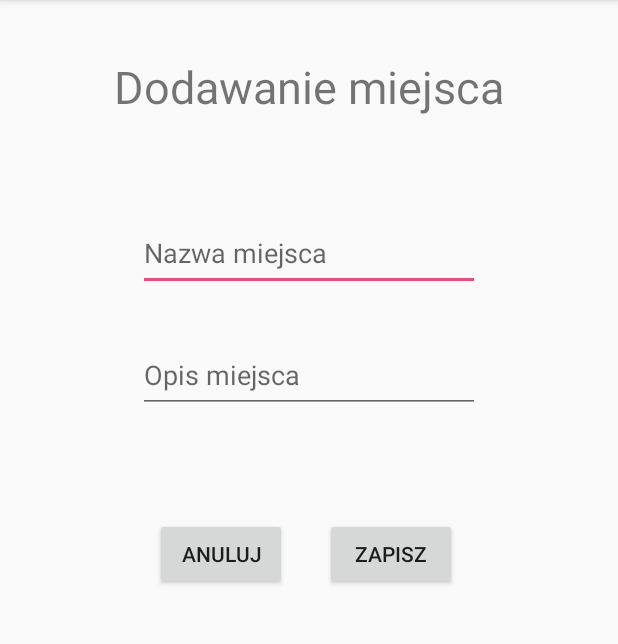
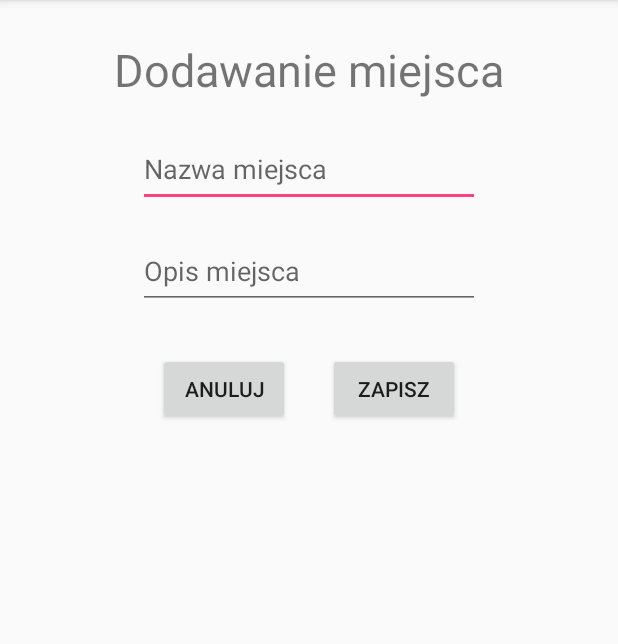
Before and after one commit to mateuszgl/PAMOProjekt, an Android app: the AddLocationActivity screen opened directly, with no data from a screen before it, on a phone screen of 412 x 824 dp, the part 84-728 px from its top. Run offline under Robolectric (Android 15) with nearby library versions, the phone set to English and light mode, and no system bars.

```diff
--- a/app/src/main/AndroidManifest.xml
+++ b/app/src/main/AndroidManifest.xml
@@ -21,7 +21,7 @@
             </intent-filter>
         </activity>
         <activity android:name=".AddLocationActivity" />
-        <activity android:name=".ListViewActivity" />
+        <activity android:name=".LocationListActivity" />
 
         <meta-data
             android:name="com.google.android.geo.API_KEY"
@@ -30,7 +30,6 @@
         <activity
             android:name=".MapsActivity"
             android:label="@string/title_activity_maps" />
-        <activity android:name=".LocationDetailsActivity"></activity>
     </application>
 
 </manifest>
--- a/app/src/main/java/com/example/pamo/AddLocationActivity.java
+++ b/app/src/main/java/com/example/pamo/AddLocationActivity.java
@@ -14,9 +14,9 @@ import com.example.pamo.entities.Location;
 public class AddLocationActivity extends AppCompatActivity {
 
     private DatabaseHelper db;
-    private static final String FIELDS_REQUIRED_ERROR = "Musisz wypełnić wszystkie pola.";
-    private static final String NAME_TAKEN_ERROR = "Miejsce o tej nazwie juz istnieje.";
-    private static final String SAVED = "Pomyślnie dodano miejsce.";
+    public static final String FIELDS_REQUIRED_ERROR = "Musisz wypełnić wszystkie pola.";
+    public static final String NAME_TAKEN_ERROR = "Miejsce o tej nazwie juz istnieje.";
+    public static final String SAVED = "Pomyślnie dodano miejsce.";
 
     @Override
     protected void onCreate(Bundle savedInstanceState) {
@@ -30,8 +30,8 @@ public class AddLocationActivity extends AppCompatActivity {
         final Button addLocationActivityCancelButton = (Button) findViewById(R.id.add_location_activity_cancel_button);
         final Button addLocationActivitySaveButton = (Button) findViewById(R.id.add_location_activity_save_button);
 
-        final double latitude = getIntent().getDoubleExtra("latitude",0);
-        final double longitude = getIntent().getDoubleExtra("longitude",0);
+        final double latitude = getIntent().getDoubleExtra(getString(R.string.latitude_string),0);
+        final double longitude = getIntent().getDoubleExtra(getString(R.string.longitude_string),0);
 
         final Intent mainActivityIntent = new Intent(this, MainActivity.class);
 
@@ -49,7 +49,7 @@ public class AddLocationActivity extends AppCompatActivity {
                 String name = addLocationActivityName.getText().toString();
                 String description = addLocationActivityDescription.getText().toString();
 
-                if(name.equals("")|| description.equals("")) {
+                if(name.equals(getString(R.string.empty_string))|| description.equals("")) {
                     Toast.makeText(AddLocationActivity.this, FIELDS_REQUIRED_ERROR, Toast.LENGTH_SHORT).show();
                 } else {
                     if(db.getByName(name) != null){
--- a/app/src/main/java/com/example/pamo/MainActivity.java
+++ b/app/src/main/java/com/example/pamo/MainActivity.java
@@ -17,7 +17,8 @@ public class MainActivity extends AppCompatActivity {
         final Button listViewActivityButton = (Button) findViewById(R.id.list_view_button);
 
         final Intent mapsActivityIntent = new Intent(this, MapsActivity.class);
-        final Intent listViewActivityIntent = new Intent(this, ListViewActivity.class);
+        final Intent listViewActivityIntent = new Intent(this, LocationListActivity.class);
+
 
         listViewActivityButton.setOnClickListener(new View.OnClickListener() {
             @Override
--- a/app/src/main/java/com/example/pamo/db/DatabaseHelper.java
+++ b/app/src/main/java/com/example/pamo/db/DatabaseHelper.java
@@ -2,6 +2,7 @@ package com.example.pamo.db;
 
 import android.content.ContentValues;
 import android.content.Context;
+import android.content.res.Resources;
 import android.database.Cursor;
 import android.database.sqlite.SQLiteDatabase;
 import android.database.sqlite.SQLiteOpenHelper;
@@ -10,14 +11,14 @@ import android.util.Log;
 import java.util.ArrayList;
 import java.util.List;
 
+import com.example.pamo.R;
 import com.example.pamo.entities.Location;
 
 
 public class DatabaseHelper extends SQLiteOpenHelper {
 
     private static final int DATABASE_VERSION = 1;
-    private static final String DATABASE_NAME = "locations";
-    private static final String TABLE_NAME = "locations";
+    private static final String NAME = "locations";
     private static final String CREATE_TABLE_QUERY = "CREATE TABLE LOCATIONS (id INTEGER PRIMARY KEY AUTOINCREMENT, name TEXT UNIQUE, latitude REAL, longitude REAL, description TEXT)";
     private static final String DROP_TABLE_QUERY = "DROP TABLE IF EXISTS LOCATIONS";
     private static final String SELECT_ALL_QUERY = "SELECT * FROM LOCATIONS";
@@ -25,10 +26,11 @@ public class DatabaseHelper extends SQLiteOpenHelper {
     private static final String COLUMN_LATITUDE = "LATITUDE";
     private static final String COLUMN_LONGITUDE = "LONGITUDE";
     private static final String COLUMN_DESCRIPTION = "DESCRIPTION";
+    private static final String WHERE_NAME_STRING = "NAME=?";
 
 
     public DatabaseHelper(Context context) {
-        super(context, DATABASE_NAME, null, DATABASE_VERSION);
+        super(context, NAME, null, DATABASE_VERSION);
     }
 
     @Override
@@ -52,10 +54,10 @@ public class DatabaseHelper extends SQLiteOpenHelper {
         contentValues.put(COLUMN_LONGITUDE, location.getLongitude());
         contentValues.put(COLUMN_DESCRIPTION, location.getDescrition());
 
-        db.insert(TABLE_NAME, null, contentValues);
+        db.insert(NAME, null, contentValues);
     }
 
-    public ArrayList<String> getAllNames(){
+    public List<String> getAllNames(){
         SQLiteDatabase db = this.getReadableDatabase();
 
         Cursor data = db.rawQuery(SELECT_ALL_QUERY, null);
@@ -89,7 +91,7 @@ public class DatabaseHelper extends SQLiteOpenHelper {
 
     public void deleteLocation(String name){
         SQLiteDatabase db = this.getWritableDatabase();
-        db.delete(TABLE_NAME, "NAME=?" ,
+        db.delete(NAME, WHERE_NAME_STRING,
                 new String[] { name });
     }
 }
--- a/app/src/main/res/layout/activity_add_location.xml
+++ b/app/src/main/res/layout/activity_add_location.xml
@@ -10,9 +10,9 @@
         android:text="@string/title_activity_add_location" android:layout_width="wrap_content"
         android:textSize="30sp"
         android:layout_height="wrap_content"
+        android:layout_marginTop="26dp"
         android:layout_alignParentTop="true"
-        android:layout_centerHorizontal="true"
-        android:layout_marginTop="37dp" />
+        android:layout_centerHorizontal="true" />
 
     <EditText
         android:id="@+id/add_location_activity_name"
@@ -20,7 +20,7 @@
         android:layout_width="228dp"
         android:layout_height="50dp"
         android:hint="@string/add_location_activity_name_hint"
-        android:layout_marginTop="66dp"
+        android:layout_marginTop="21dp"
         android:layout_below="@+id/title_activity_add_location"
         android:layout_centerHorizontal="true" />
 
@@ -30,7 +30,7 @@
         android:layout_width="228dp"
         android:layout_height="50dp"
         android:hint="@string/add_location_activity_description_hint"
-        android:layout_marginTop="31dp"
+        android:layout_marginTop="18dp"
         android:layout_below="@+id/add_location_activity_name"
         android:layout_alignStart="@+id/add_location_activity_name" />
 
@@ -39,8 +39,8 @@
         android:layout_width="wrap_content"
         android:layout_height="wrap_content"
         android:text="@string/save_button"
-        android:layout_marginEnd="15dp"
-        android:layout_marginTop="70dp"
+        android:layout_marginEnd="13dp"
+        android:layout_marginTop="29dp"
         android:layout_below="@+id/add_location_activity_description"
         android:layout_alignEnd="@+id/add_location_activity_description" />
 
--- a/app/src/main/res/layout/activity_maps.xml
+++ b/app/src/main/res/layout/activity_maps.xml
@@ -1,7 +1,7 @@
 <LinearLayout xmlns:android="http://schemas.android.com/apk/res/android"
     xmlns:tools="http://schemas.android.com/tools"
-    android:layout_width="wrap_content"
-    android:layout_height="wrap_content"
+    android:layout_width="match_parent"
+    android:layout_height="match_parent"
     android:orientation="vertical"
     android:visibility="visible">
 
--- /dev/null
+++ b/app/src/main/res/layout/location_list.xml
@@ -0,0 +1,5 @@
+<?xml version="1.0" encoding="utf-8"?>
+<FrameLayout xmlns:android="http://schemas.android.com/apk/res/android"
+    android:id="@+id/fragment_container"
+    android:layout_width="match_parent"
+    android:layout_height="match_parent" />
--- a/app/src/main/res/values/strings.xml
+++ b/app/src/main/res/values/strings.xml
@@ -8,7 +8,10 @@
     <string name="maps_activity_search_text_hint">Wpisz nazwę miejsca</string>
     <string name="add_location_activity_description_hint">Opis miejsca</string>
     <string name="add_location_activity_name_hint">Nazwa miejsca</string>
-    <string name="error_message">Błąd, coś poszło nie tak!</string>
     <string name="cancel_button">Anuluj</string>
     <string name="save_button">Zapisz</string>
+    <string name="latitude_string">latitude</string>
+    <string name="longitude_string">longitude</string>
+    <string name="empty_string"></string>
+
 </resources>
```
Also changed, not shown: app/src/main/java/com/example/pamo/ListViewActivity.java (deleted, +0 -86 lines), app/src/main/java/com/example/pamo/LocationDetailsActivity.java (deleted, +0 -57 lines), app/src/main/java/com/example/pamo/LocationDetailsFragment.java (added, +78 -0 lines), app/src/main/java/com/example/pamo/LocationListActivity.java (added, +51 -0 lines), app/src/main/java/com/example/pamo/LocationListFragment.java (added, +102 -0 lines), app/src/main/java/com/example/pamo/MapsActivity.java (+8 -6 lines), app/src/main/res/layout-land/location_list.xml (added, +26 -0 lines), app/src/main/res/layout/fragment_location_details.xml (added, +34 -0 lines).
